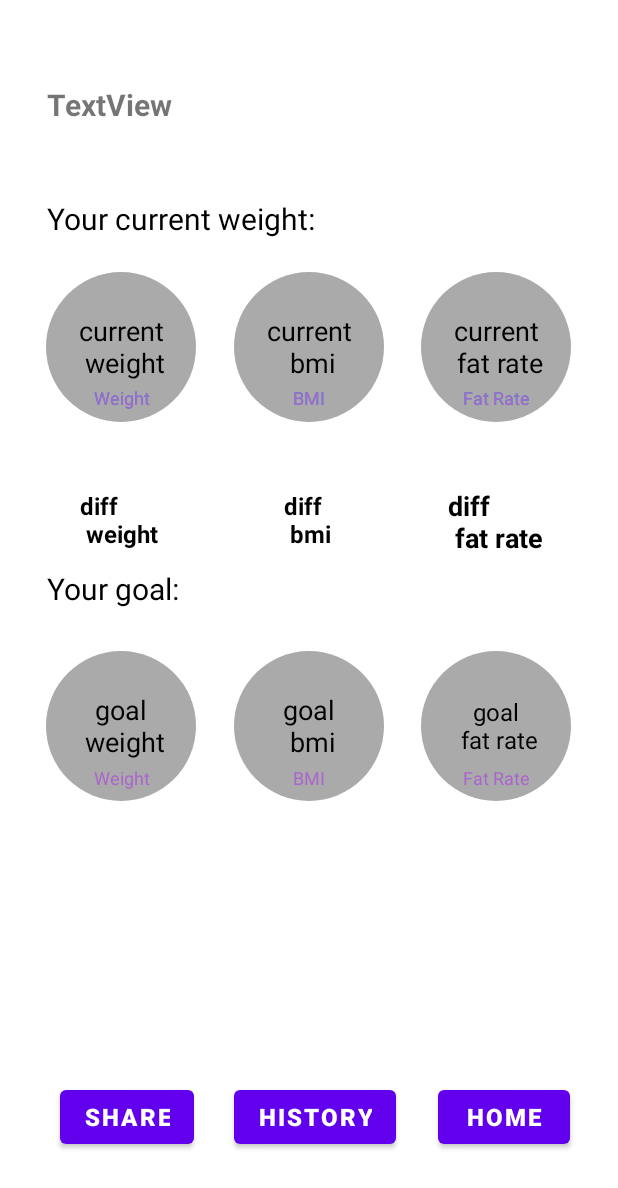
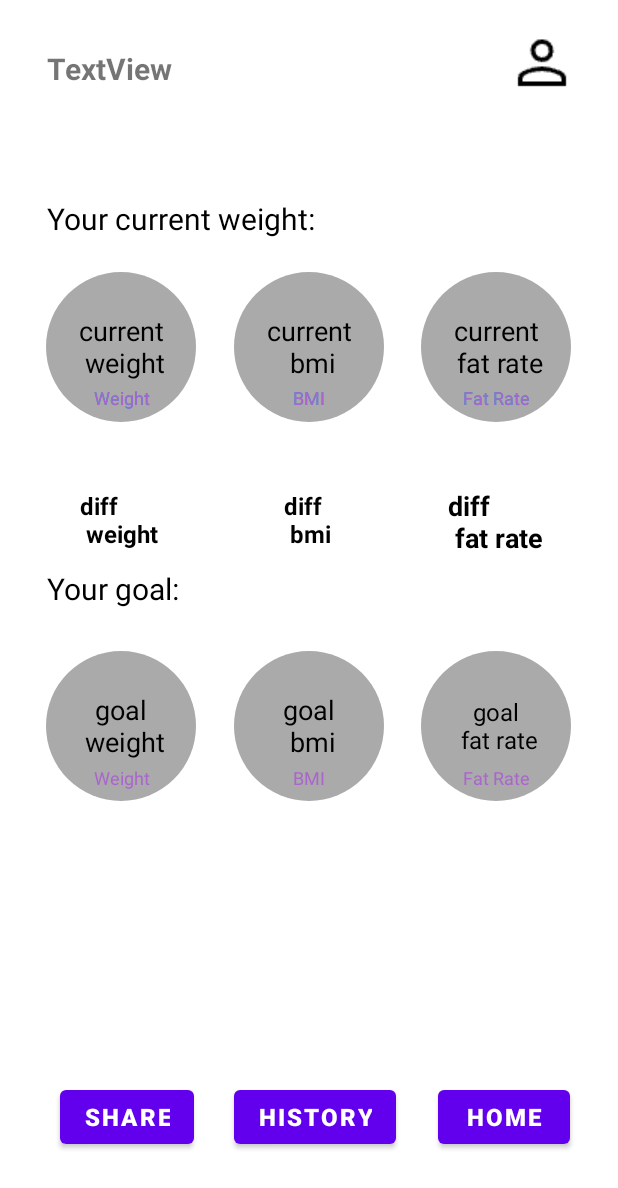
Before and after one commit to o-huang/FinalProjectCS5520, an Android app: the layout activity_user_display.xml on its own in the app's theme, with its tools: preview values and no code run, on a phone screen of 412 x 824 dp. Shown: the top 1188 px of the screen. Run offline under Robolectric (Android 15) with nearby library versions, the phone set to English and light mode, and no system bars.

Commit message:
display page with difference

```diff
--- a/app/src/main/AndroidManifest.xml
+++ b/app/src/main/AndroidManifest.xml
@@ -32,9 +32,11 @@ xmlns:tools="http://schemas.android.com/tools">
         android:exported="false" />
     <activity
         android:name=".UserDisplay"
+        android:label="User Display"
         android:exported="false" />
     <activity
         android:name=".sharePublicActivity.SharePublic"
+        android:label="Share"
         android:exported="false">
         <meta-data
             android:name="android.app.lib_name"
@@ -42,6 +44,7 @@ xmlns:tools="http://schemas.android.com/tools">
     </activity>
     <activity
         android:name=".RecordWeight"
+        android:label="Record Weight"
         android:exported="false">
         <meta-data
             android:name="android.app.lib_name"
@@ -49,6 +52,7 @@ xmlns:tools="http://schemas.android.com/tools">
     </activity>
     <activity
         android:name=".MainActivity"
+        android:label="WeightMe"
         android:exported="true">
         <intent-filter>
             <action android:name="android.intent.action.MAIN" />
@@ -76,6 +80,7 @@ xmlns:tools="http://schemas.android.com/tools">
     </activity>
     <activity
         android:name=".UserMainActivity"
+        android:label="Home"
         android:exported="false">
         <meta-data
             android:name="android.app.lib_name"
--- a/app/src/main/res/layout/activity_user_display.xml
+++ b/app/src/main/res/layout/activity_user_display.xml
@@ -12,7 +12,7 @@
         android:id="@+id/currentUser"
         android:layout_width="wrap_content"
         android:layout_height="wrap_content"
-        android:layout_marginTop="56dp"
+        android:layout_marginTop="32dp"
         android:text="TextView"
         android:textSize="20sp"
         android:textStyle="bold"
@@ -364,5 +364,19 @@
         app:layout_constraintTop_toTopOf="@id/goal_bmi"
         app:layout_constraintVertical_bias="0.12" />
 
+    <ImageButton
+        android:id="@+id/profile_button"
+        android:layout_width="39dp"
+        android:layout_height="34dp"
+        android:layout_gravity="end"
+        android:layout_marginTop="24dp"
+        android:background="?attr/selectableItemBackgroundBorderless"
+        android:src="@drawable/person_icon"
+        app:layout_constraintEnd_toEndOf="parent"
+        app:layout_constraintHorizontal_bias="0.916"
+        app:layout_constraintStart_toStartOf="parent"
+        app:layout_constraintTop_toTopOf="parent" />
+
+
 
 </androidx.constraintlayout.widget.ConstraintLayout>
```
Also changed, not shown: app/src/main/java/edu/northeastern/finalprojectcs5520/UserDisplay.java (+19 -3 lines), app/src/main/res/drawable/person_icon.png (added).
